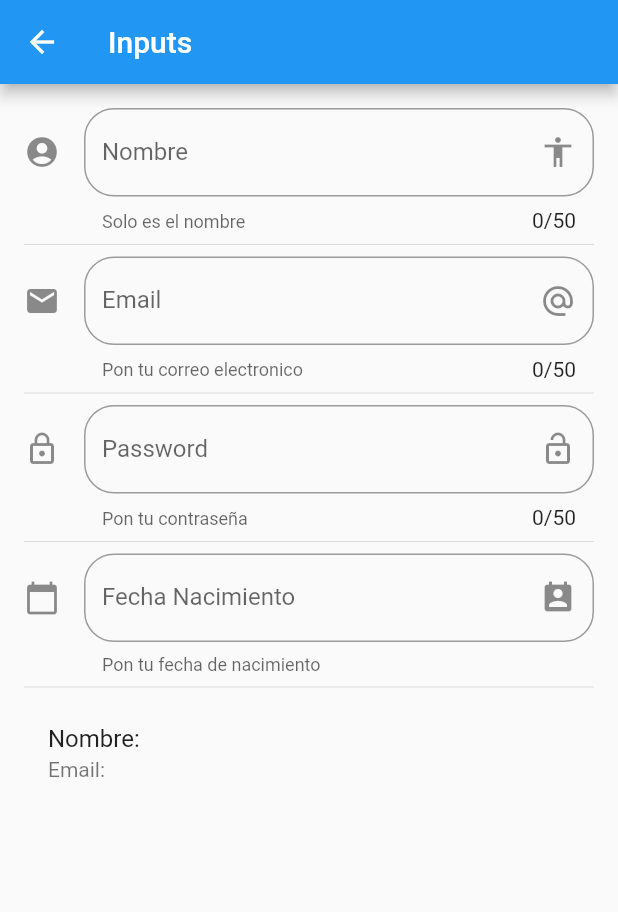
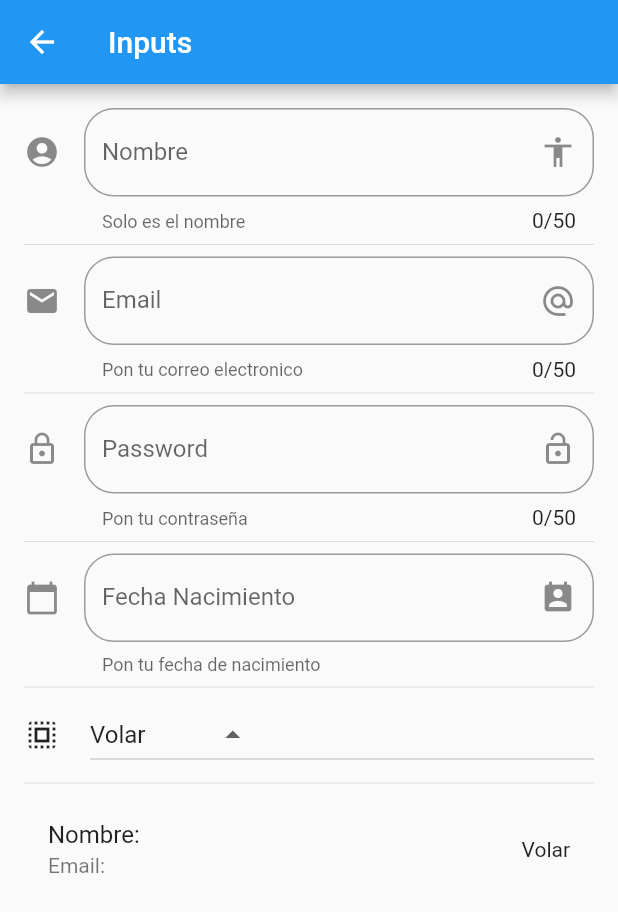
Before and after one commit to ElAdrixHD/test_componentes_flutter, a Flutter app: the InputPage screen opened by its route, on a phone screen of 412 x 824 dp. Shown: the top 912 px of the screen. Run offline on Flutter 3.47's test engine with Material 2 defaults, Android fonts, the phone set to English and light mode, and no system bars.

```diff
--- a/data/menu_opts.json
+++ b/data/menu_opts.json
@@ -25,6 +25,11 @@
             "ruta" : "/inputs",
             "icon" : "input",
             "texto": "Inputs"
+        },
+        {
+            "ruta" : "/slider",
+            "icon" : "slider",
+            "texto": "Slider"
         }
     ]
 }
--- a/lib/src/pages/input_page.dart
+++ b/lib/src/pages/input_page.dart
@@ -10,6 +10,8 @@ class _InputPageState extends State<InputPage> {
   String _email = "";
   String _password = "";
   String _fecha = "";
+  List<String> _poderes = ["Volar", "Rayos-X", "Fuerza", "Invisivilidad"];
+  String _opcionSeleccionada = "Volar";
 
   TextEditingController _inputFieldDateController = new TextEditingController();
 
@@ -31,6 +33,8 @@ class _InputPageState extends State<InputPage> {
             _crearPassword(),
             Divider(),
             _crearFecha(context),
+            Divider(),
+            _crearDropdown(),
             Divider(),
             _crearPersona(),
           ],
@@ -68,6 +72,7 @@ class _InputPageState extends State<InputPage> {
     return ListTile(
       title: Text("Nombre: $_nombre"),
       subtitle: Text("Email: $_email"),
+        trailing: Text(_opcionSeleccionada),
     );
   }
 
@@ -151,4 +156,37 @@ class _InputPageState extends State<InputPage> {
       });
     }
   }
+
+  List<DropdownMenuItem<String>> getOptionsDropdown(){
+    List<DropdownMenuItem<String>> _lista = new List();
+    _poderes.forEach((poder){
+      _lista.add(DropdownMenuItem(
+        child: Text(poder),
+        value: poder,
+      ));
+    });
+    return _lista;
+  }
+
+  Widget _crearDropdown() {
+
+    return Row(
+      children: <Widget>[
+        Icon(Icons.select_all),
+        SizedBox(width: 20.0,),
+        Expanded(
+          child: DropdownButton(
+            value: _opcionSeleccionada,
+            items: getOptionsDropdown(),
+            icon: Icon(Icons.arrow_drop_up),
+            onChanged: (value) {
+              setState((){
+                _opcionSeleccionada = value;
+              });
+            },
+          ),
+        ),
+      ],
+    );
+  }
 }
--- a/lib/src/routes/routes.dart
+++ b/lib/src/routes/routes.dart
@@ -5,6 +5,7 @@ import 'package:componentes_flutter/src/pages/avatar_page.dart';
 import 'package:componentes_flutter/src/pages/card_page.dart';
 import 'package:componentes_flutter/src/pages/home_page.dart';
 import 'package:componentes_flutter/src/pages/input_page.dart';
+import 'package:componentes_flutter/src/pages/slider_page.dart';
 import 'package:flutter/material.dart';
 
 Map<String, WidgetBuilder> getApplicationRoutes(){
@@ -14,6 +15,7 @@ Map<String, WidgetBuilder> getApplicationRoutes(){
     "/avatar" : (BuildContext context) => AvatarPage(),
     "/card"   : (BuildContext context) => CardPage(),
     "/inputs" : (BuildContext context) => InputPage(),
+    "/slider" : (BuildContext context) => SliderPage(),
     "/animatedContainer"   : (BuildContext context) => AnimatedContainerPage(),
   };
 }
--- a/lib/src/utils/icono_string_util.dart
+++ b/lib/src/utils/icono_string_util.dart
@@ -5,7 +5,8 @@ final _icons = <String, IconData>{
   "accessibility" : Icons.accessibility,
   "folder_open"   : Icons.folder_open,
   "donut-large"   : Icons.donut_large,
-  "input"         : Icons.input
+  "input"         : Icons.input,
+  "slider"        : Icons.list
 };
 
 Icon getIcon(String nombre){
```
Also changed, not shown: lib/src/pages/slider_page.dart (added, +50 -0 lines).
